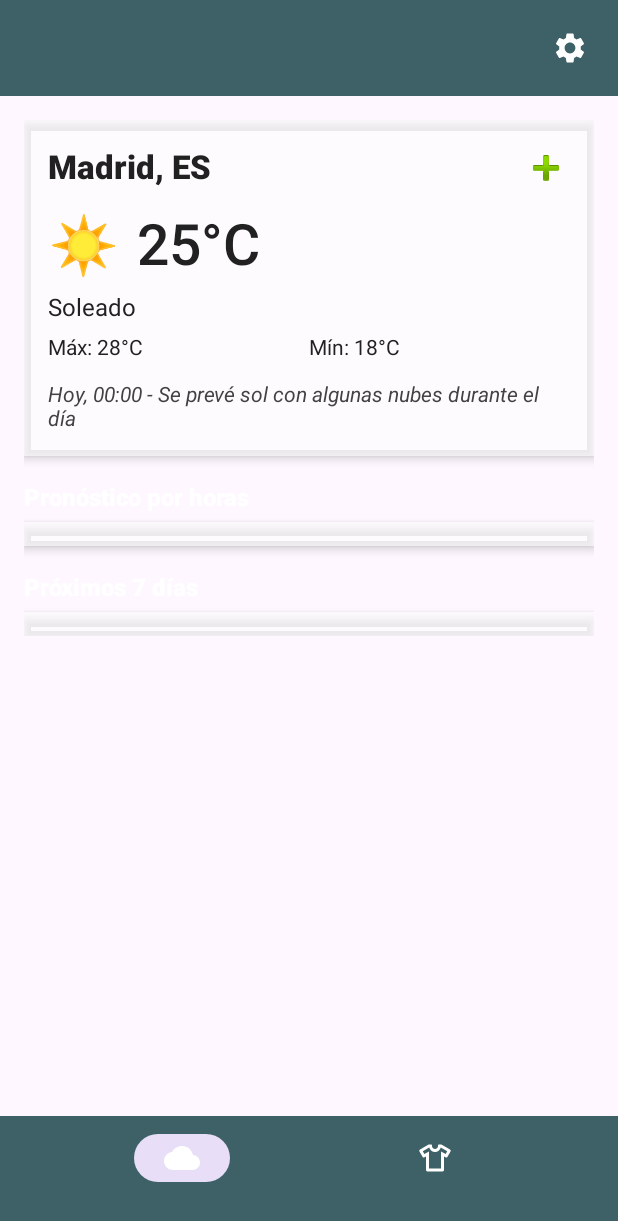
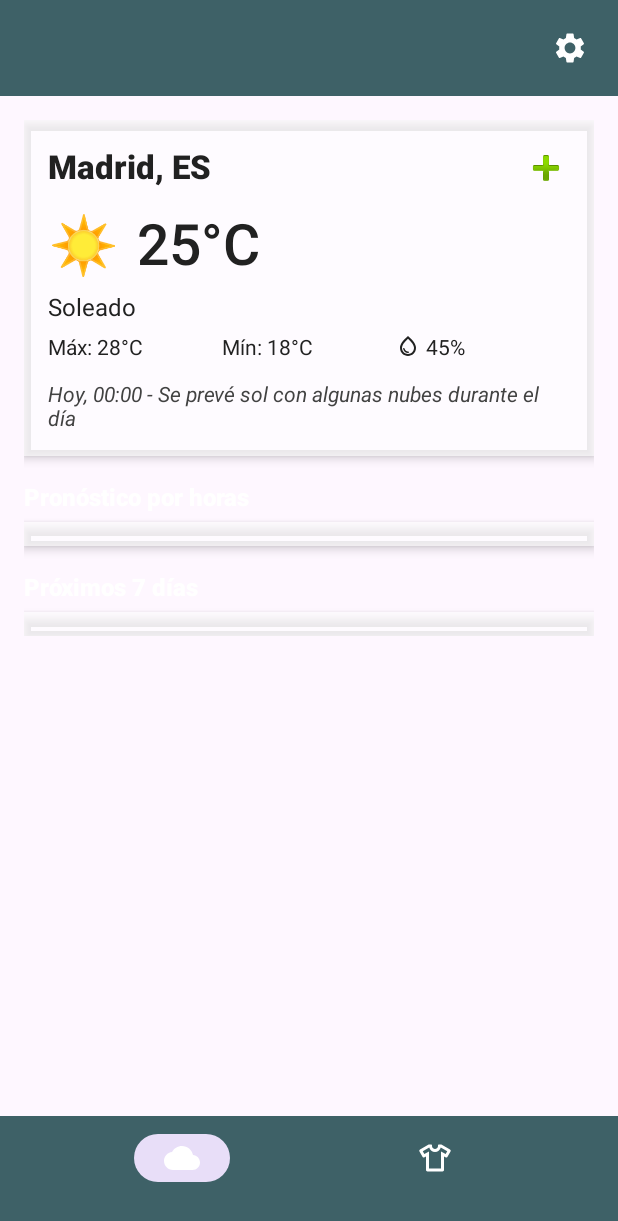
Before and after one commit to aitorbauza/WeatherForecast, an Android app: the layout activity_main.xml on its own in the app's theme, with its tools: preview values and no code run, on a phone screen of 412 x 824 dp. Shown: the top 1221 px of the screen. Run offline under Robolectric (Android 15) with nearby library versions, the phone set to English and light mode, and no system bars.

Commit message:
release:[Forecast-1.3.0] Obtener y mostrar humedad

```diff
--- a/app/src/main/java/com/example/weatherforecast/dto/WeatherResponse.java
+++ b/app/src/main/java/com/example/weatherforecast/dto/WeatherResponse.java
@@ -33,9 +33,13 @@ public class WeatherResponse {
         @SerializedName("temp_min")
         private double minTemperature;
 
+        @SerializedName("humidity")
+        private int humidity;
+
         public double getTemperature() { return temperature; }
         public double getMaxTemperature() { return maxTemperature; }
         public double getMinTemperature() { return minTemperature; }
+        public int getHumidity() { return humidity; }
     }
 
     public static class Weather {
--- a/app/src/main/java/com/example/weatherforecast/model/CurrentWeather.java
+++ b/app/src/main/java/com/example/weatherforecast/model/CurrentWeather.java
@@ -9,10 +9,11 @@ public class CurrentWeather {
     private String weatherCondition;
     private String weatherIcon;
     private String summary;
+    private int humidity;
 
     public CurrentWeather(String location, String country, double temperature,
                           double maxTemperature, double minTemperature,
-                          String weatherCondition, String weatherIcon, String summary) {
+                          String weatherCondition, String weatherIcon, String summary, int humidity) {
         this.location = location;
         this.country = country;
         this.temperature = temperature;
@@ -21,6 +22,7 @@ public class CurrentWeather {
         this.weatherCondition = weatherCondition;
         this.weatherIcon = weatherIcon;
         this.summary = summary;
+        this.humidity = humidity;
     }
 
     // Getters
@@ -32,4 +34,5 @@ public class CurrentWeather {
     public String getWeatherCondition() { return weatherCondition; }
     public String getWeatherIcon() { return weatherIcon; }
     public String getSummary() { return summary; }
+    public int getHumidity() { return humidity; }
 }
--- a/app/src/main/java/com/example/weatherforecast/service/WeatherDataProcessor.java
+++ b/app/src/main/java/com/example/weatherforecast/service/WeatherDataProcessor.java
@@ -29,7 +29,8 @@ public class WeatherDataProcessor {
                 data.getMain().getMinTemperature(),
                 weatherCondition,
                 iconMapper.getEmojiFromIconCode(iconCode),
-                summary
+                summary,
+                data.getMain().getHumidity()
         );
     }
 
--- /dev/null
+++ b/app/src/main/res/drawable/ic_humidity.xml
@@ -0,0 +1,10 @@
+<vector xmlns:android="http://schemas.android.com/apk/res/android"
+    android:width="16dp"
+    android:height="16dp"
+    android:viewportWidth="24.0"
+    android:viewportHeight="24.0"
+    android:tint="#212121">
+    <path
+        android:fillColor="#FF000000"
+        android:pathData="M12,2c-5.33,4.55 -8,8.48 -8,11.8 0,4.98 3.8,8.2 8,8.2s8,-3.22 8,-8.2c0,-3.32 -2.67,-7.25 -8,-11.8zM12,20c-3.35,0 -6,-2.57 -6,-6.2 0,-2.34 1.95,-5.44 6,-9.14 4.05,3.7 6,6.79 6,9.14 0,3.63 -2.65,6.2 -6,6.2zM7.83,14c0.37,0 0.67,0.26 0.74,0.62 0.41,2.22 2.28,2.98 3.64,2.87 0.43,-0.02 0.79,0.32 0.79,0.75 0,0.4 -0.32,0.73 -0.72,0.75 -2.13,0.13 -4.62,-1.09 -5.19,-4.12 -0.08,-0.45 0.28,-0.87 0.74,-0.87z"/>
+</vector>
--- a/app/src/main/res/layout/activity_main.xml
+++ b/app/src/main/res/layout/activity_main.xml
@@ -157,6 +157,17 @@
                             android:textSize="14sp"
                             android:textColor="#212121"
                             tools:text="Mín: 18°C" />
+
+                        <TextView
+                            android:id="@+id/humidityText"
+                            android:layout_width="0dp"
+                            android:layout_height="wrap_content"
+                            android:layout_weight="1"
+                            android:textSize="14sp"
+                            android:textColor="#212121"
+                            android:drawableStart="@drawable/ic_humidity"
+                            android:drawablePadding="4dp"
+                            tools:text="45%" />
                     </LinearLayout>
 
                     <TextView
```
Also changed, not shown: app/src/main/java/com/example/weatherforecast/ui/MainActivity.java (+6 -1 lines).
